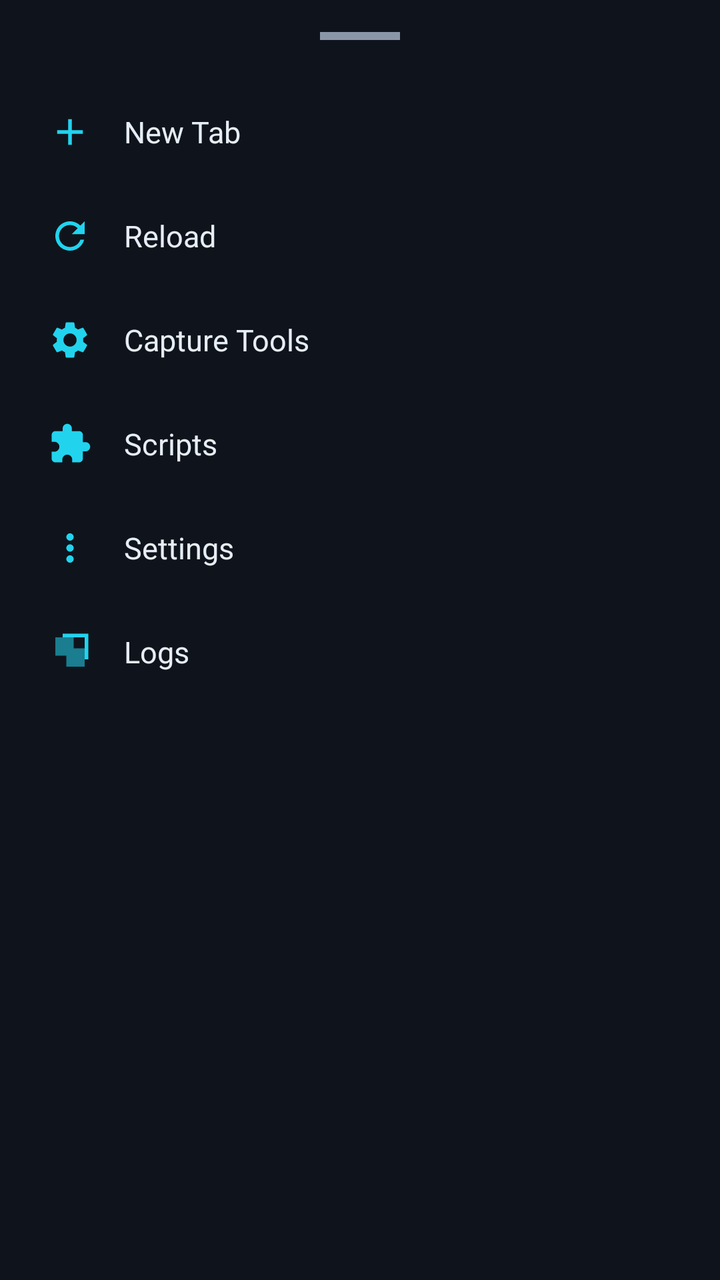
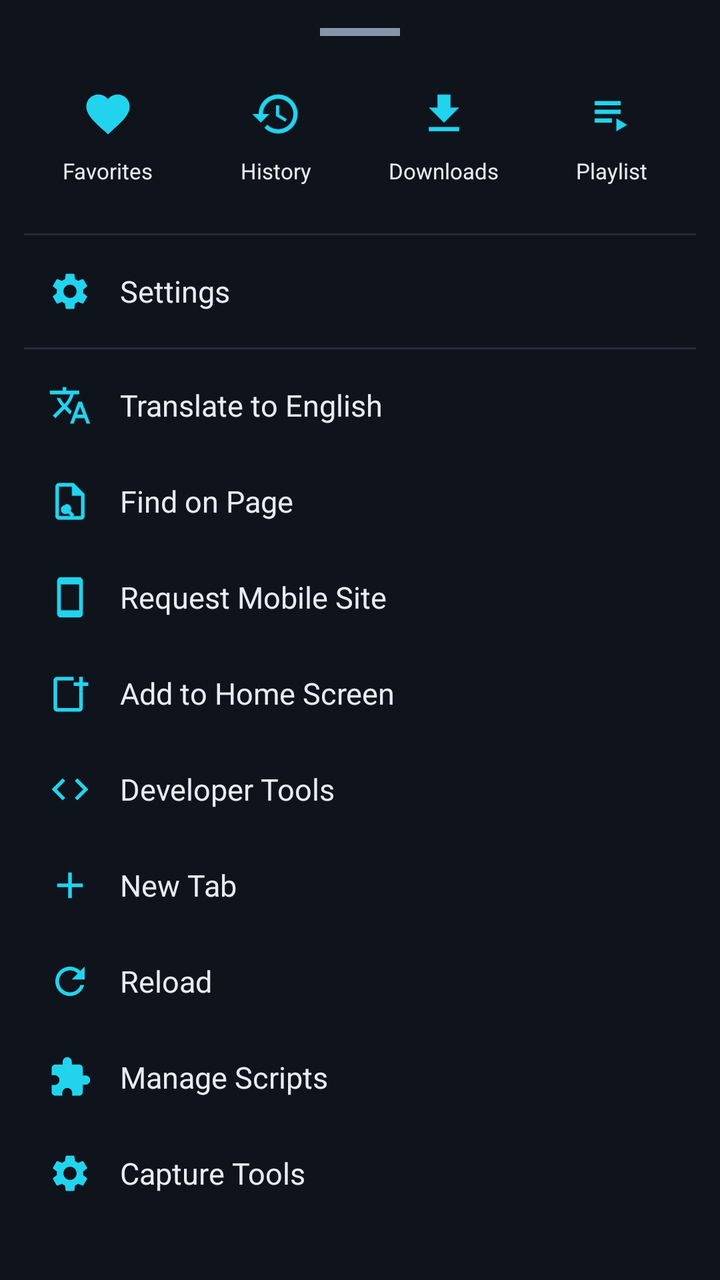

Compare the two renders of this Android layout. The source of the first and the diff that turns it into the second are given below.
<!-- AndroidManifest.xml: application theme Theme.UHCompanion -->
<!-- res/layout/dialog_main_menu.xml -->
<?xml version="1.0" encoding="utf-8"?>
<LinearLayout xmlns:android="http://schemas.android.com/apk/res/android"
    xmlns:app="http://schemas.android.com/apk/res-auto"
    android:layout_width="match_parent"
    android:layout_height="wrap_content"
    android:orientation="vertical"
    android:background="@color/surface_2"
    android:padding="16dp">

    <View
        android:layout_width="40dp"
        android:layout_height="4dp"
        android:background="@color/subtext"
        android:layout_gravity="center_horizontal"
        android:layout_marginBottom="20dp" />

    <LinearLayout
        android:id="@+id/btnNewTab"
        android:layout_width="match_parent"
        android:layout_height="52dp"
        android:orientation="horizontal"
        android:gravity="center_vertical"
        android:background="?attr/selectableItemBackground"
        android:paddingStart="8dp"
        android:paddingEnd="8dp">
        <ImageView
            android:layout_width="22dp"
            android:layout_height="22dp"
            android:src="@drawable/ic_add"
            app:tint="@color/accent" />
        <TextView
            android:layout_width="wrap_content"
            android:layout_height="wrap_content"
            android:text="New Tab"
            android:textColor="@color/text"
            android:textSize="15sp"
            android:layout_marginStart="16dp" />
    </LinearLayout>

    <LinearLayout
        android:id="@+id/btnReload"
        android:layout_width="match_parent"
        android:layout_height="52dp"
        android:orientation="horizontal"
        android:gravity="center_vertical"
        android:background="?attr/selectableItemBackground"
        android:paddingStart="8dp"
        android:paddingEnd="8dp">
        <ImageView
            android:layout_width="22dp"
            android:layout_height="22dp"
            android:src="@drawable/ic_reload"
            app:tint="@color/accent" />
        <TextView
            android:layout_width="wrap_content"
            android:layout_height="wrap_content"
            android:text="Reload"
            android:textColor="@color/text"
            android:textSize="15sp"
            android:layout_marginStart="16dp" />
    </LinearLayout>

    <LinearLayout
        android:id="@+id/btnTools"
        android:layout_width="match_parent"
        android:layout_height="52dp"
        android:orientation="horizontal"
        android:gravity="center_vertical"
        android:background="?attr/selectableItemBackground"
        android:paddingStart="8dp"
        android:paddingEnd="8dp">
        <ImageView
            android:layout_width="22dp"
            android:layout_height="22dp"
            android:src="@drawable/ic_settings"
            app:tint="@color/accent" />
        <TextView
            android:layout_width="wrap_content"
            android:layout_height="wrap_content"
            android:text="Capture Tools"
            android:textColor="@color/text"
            android:textSize="15sp"
            android:layout_marginStart="16dp" />
    </LinearLayout>

    <LinearLayout
            android:id="@+id/btnScripts"
            android:layout_width="match_parent"
            android:layout_height="52dp"
            android:orientation="horizontal"
            android:gravity="center_vertical"
            android:background="?attr/selectableItemBackground"
            android:paddingStart="8dp"
            android:paddingEnd="8dp">
            <ImageView
                android:layout_width="22dp"
                android:layout_height="22dp"
                android:src="@drawable/ic_extension_rounded"
                app:tint="@color/accent" />
            <TextView
                android:layout_width="wrap_content"
                android:layout_height="wrap_content"
                android:text="Scripts"
                android:textColor="@color/text"
                android:textSize="15sp"
                android:layout_marginStart="16dp" />
           </LinearLayout>

    <LinearLayout
        android:id="@+id/btnSettings"
        android:layout_width="match_parent"
        android:layout_height="52dp"
        android:orientation="horizontal"
        android:gravity="center_vertical"
        android:background="?attr/selectableItemBackground"
        android:paddingStart="8dp"
        android:paddingEnd="8dp">
        <ImageView
            android:layout_width="22dp"
            android:layout_height="22dp"
            android:src="@drawable/ic_menu"
            app:tint="@color/accent" />
        <TextView
            android:layout_width="wrap_content"
            android:layout_height="wrap_content"
            android:text="Settings"
            android:textColor="@color/text"
            android:textSize="15sp"
            android:layout_marginStart="16dp" />
    </LinearLayout>

    <LinearLayout
        android:id="@+id/btnLogs"
        android:layout_width="match_parent"
        android:layout_height="52dp"
        android:orientation="horizontal"
        android:gravity="center_vertical"
        android:background="?attr/selectableItemBackground"
        android:paddingStart="8dp"
        android:paddingEnd="8dp">
        <ImageView
            android:layout_width="22dp"
            android:layout_height="22dp"
            android:src="@drawable/ic_tabs"
            app:tint="@color/accent" />
        <TextView
            android:layout_width="wrap_content"
            android:layout_height="wrap_content"
            android:text="Logs"
            android:textColor="@color/text"
            android:textSize="15sp"
            android:layout_marginStart="16dp" />
    </LinearLayout>

</LinearLayout>
<!-- resources referenced by this layout -->
<resources>
  <!-- drawable ic_menu (drawable) -->
  <vector xmlns:android="http://schemas.android.com/apk/res/android"
      android:width="24dp" android:height="24dp"
      android:viewportWidth="24" android:viewportHeight="24">
      <path android:fillColor="#E6EDF5"
          android:pathData="M12,8c1.1,0 2,-0.9 2,-2s-0.9,-2 -2,-2 -2,0.9 -2,2 0.9,2 2,2zM12,10c-1.1,0 -2,0.9 -2,2s0.9,2 2,2 2,-0.9 2,-2 -0.9,-2 -2,-2zM12,16c-1.1,0 -2,0.9 -2,2s0.9,2 2,2 2,-0.9 2,-2 -0.9,-2 -2,-2z"/>
  </vector>
  <!-- unchanged entries left out for length: 12 -->
</resources>

<!-- the commit's change to res/layout/dialog_main_menu.xml (unified diff, before → after) -->
@@ -5,139 +5,374 @@
     android:layout_height="wrap_content"
     android:orientation="vertical"
     android:background="@color/surface_2"
-    android:padding="16dp">
+    android:paddingTop="14dp"
+    android:paddingBottom="16dp"
+    android:paddingStart="12dp"
+    android:paddingEnd="12dp">
 
     <View
         android:layout_width="40dp"
         android:layout_height="4dp"
         android:background="@color/subtext"
         android:layout_gravity="center_horizontal"
-        android:layout_marginBottom="20dp" />
-
-    <LinearLayout
-        android:id="@+id/btnNewTab"
-        android:layout_width="match_parent"
-        android:layout_height="52dp"
-        android:orientation="horizontal"
-        android:gravity="center_vertical"
-        android:background="?attr/selectableItemBackground"
-        android:paddingStart="8dp"
-        android:paddingEnd="8dp">
-        <ImageView
-            android:layout_width="22dp"
-            android:layout_height="22dp"
-            android:src="@drawable/ic_add"
-            app:tint="@color/accent" />
-        <TextView
-            android:layout_width="wrap_content"
-            android:layout_height="wrap_content"
-            android:text="New Tab"
-            android:textColor="@color/text"
-            android:textSize="15sp"
-            android:layout_marginStart="16dp" />
-    </LinearLayout>
-
-    <LinearLayout
-        android:id="@+id/btnReload"
-        android:layout_width="match_parent"
-        android:layout_height="52dp"
-        android:orientation="horizontal"
-        android:gravity="center_vertical"
-        android:background="?attr/selectableItemBackground"
-        android:paddingStart="8dp"
-        android:paddingEnd="8dp">
-        <ImageView
-            android:layout_width="22dp"
-            android:layout_height="22dp"
-            android:src="@drawable/ic_reload"
-            app:tint="@color/accent" />
-        <TextView
-            android:layout_width="wrap_content"
-            android:layout_height="wrap_content"
-            android:text="Reload"
-            android:textColor="@color/text"
-            android:textSize="15sp"
-            android:layout_marginStart="16dp" />
-    </LinearLayout>
-
-    <LinearLayout
-        android:id="@+id/btnTools"
-        android:layout_width="match_parent"
-        android:layout_height="52dp"
-        android:orientation="horizontal"
-        android:gravity="center_vertical"
-        android:background="?attr/selectableItemBackground"
-        android:paddingStart="8dp"
-        android:paddingEnd="8dp">
-        <ImageView
-            android:layout_width="22dp"
-            android:layout_height="22dp"
-            android:src="@drawable/ic_settings"
-            app:tint="@color/accent" />
-        <TextView
-            android:layout_width="wrap_content"
-            android:layout_height="wrap_content"
-            android:text="Capture Tools"
-            android:textColor="@color/text"
-            android:textSize="15sp"
-            android:layout_marginStart="16dp" />
-    </LinearLayout>
-
-    <LinearLayout
-            android:id="@+id/btnScripts"
-            android:layout_width="match_parent"
-            android:layout_height="52dp"
-            android:orientation="horizontal"
-            android:gravity="center_vertical"
-            android:background="?attr/selectableItemBackground"
-            android:paddingStart="8dp"
-            android:paddingEnd="8dp">
+        android:layout_marginBottom="14dp" />
+
+    <LinearLayout
+        android:layout_width="match_parent"
+        android:layout_height="wrap_content"
+        android:orientation="horizontal"
+        android:layout_marginBottom="8dp">
+
+        <LinearLayout
+            android:id="@+id/menuFavorites"
+            android:layout_width="0dp"
+            android:layout_height="wrap_content"
+            android:layout_weight="1"
+            android:orientation="vertical"
+            android:gravity="center"
+            android:paddingTop="12dp"
+            android:paddingBottom="12dp"
+            android:background="?attr/selectableItemBackgroundBorderless">
             <ImageView
-                android:layout_width="22dp"
-                android:layout_height="22dp"
-                android:src="@drawable/ic_extension_rounded"
+                android:layout_width="26dp"
+                android:layout_height="26dp"
+                android:src="@drawable/ic_favorites"
                 app:tint="@color/accent" />
             <TextView
                 android:layout_width="wrap_content"
                 android:layout_height="wrap_content"
-                android:text="Scripts"
+                android:layout_marginTop="8dp"
+                android:text="Favorites"
                 android:textColor="@color/text"
-                android:textSize="15sp"
-                android:layout_marginStart="16dp" />
-           </LinearLayout>
-
-    <LinearLayout
-        android:id="@+id/btnSettings"
-        android:layout_width="match_parent"
-        android:layout_height="52dp"
-        android:orientation="horizontal"
-        android:gravity="center_vertical"
-        android:background="?attr/selectableItemBackground"
-        android:paddingStart="8dp"
-        android:paddingEnd="8dp">
-        <ImageView
-            android:layout_width="22dp"
-            android:layout_height="22dp"
-            android:src="@drawable/ic_menu"
-            app:tint="@color/accent" />
-        <TextView
-            android:layout_width="wrap_content"
-            android:layout_height="wrap_content"
+                android:textSize="11sp" />
+        </LinearLayout>
+
+        <LinearLayout
+            android:id="@+id/menuHistory"
+            android:layout_width="0dp"
+            android:layout_height="wrap_content"
+            android:layout_weight="1"
+            android:orientation="vertical"
+            android:gravity="center"
+            android:paddingTop="12dp"
+            android:paddingBottom="12dp"
+            android:background="?attr/selectableItemBackgroundBorderless">
+            <ImageView
+                android:layout_width="26dp"
+                android:layout_height="26dp"
+                android:src="@drawable/ic_history"
+                app:tint="@color/accent" />
+            <TextView
+                android:layout_width="wrap_content"
+                android:layout_height="wrap_content"
+                android:layout_marginTop="8dp"
+                android:text="History"
+                android:textColor="@color/text"
+                android:textSize="11sp" />
+        </LinearLayout>
+
+        <LinearLayout
+            android:id="@+id/menuDownloads"
+            android:layout_width="0dp"
+            android:layout_height="wrap_content"
+            android:layout_weight="1"
+            android:orientation="vertical"
+            android:gravity="center"
+            android:paddingTop="12dp"
+            android:paddingBottom="12dp"
+            android:background="?attr/selectableItemBackgroundBorderless">
+            <ImageView
+                android:layout_width="26dp"
+                android:layout_height="26dp"
+                android:src="@drawable/ic_downloads"
+                app:tint="@color/accent" />
+            <TextView
+                android:layout_width="wrap_content"
+                android:layout_height="wrap_content"
+                android:layout_marginTop="8dp"
+                android:text="Downloads"
+                android:textColor="@color/text"
+                android:textSize="11sp" />
+        </LinearLayout>
+
+        <LinearLayout
+            android:id="@+id/menuPlaylist"
+            android:layout_width="0dp"
+            android:layout_height="wrap_content"
+            android:layout_weight="1"
+            android:orientation="vertical"
+            android:gravity="center"
+            android:paddingTop="12dp"
+            android:paddingBottom="12dp"
+            android:background="?attr/selectableItemBackgroundBorderless">
+            <ImageView
+                android:layout_width="26dp"
+                android:layout_height="26dp"
+                android:src="@drawable/ic_playlist"
+                app:tint="@color/accent" />
+            <TextView
+                android:layout_width="wrap_content"
+                android:layout_height="wrap_content"
+                android:layout_marginTop="8dp"
+                android:text="Playlist"
+                android:textColor="@color/text"
+                android:textSize="11sp" />
+        </LinearLayout>
+    </LinearLayout>
+
+    <View
+        android:layout_width="match_parent"
+        android:layout_height="1dp"
+        android:background="@color/border"
+        android:layout_marginTop="4dp"
+        android:layout_marginBottom="4dp" />
+
+    <LinearLayout
+        android:id="@+id/menuSettings"
+        android:layout_width="match_parent"
+        android:layout_height="48dp"
+        android:orientation="horizontal"
+        android:gravity="center_vertical"
+        android:background="?attr/selectableItemBackground"
+        android:paddingStart="12dp"
+        android:paddingEnd="12dp">
+        <ImageView
+            android:layout_width="22dp"
+            android:layout_height="22dp"
+            android:src="@drawable/ic_settings"
+            app:tint="@color/accent" />
+        <TextView
+            android:layout_width="wrap_content"
+            android:layout_height="wrap_content"
+            android:layout_marginStart="14dp"
             android:text="Settings"
             android:textColor="@color/text"
-            android:textSize="15sp"
-            android:layout_marginStart="16dp" />
-    </LinearLayout>
-
-    <LinearLayout
-        android:id="@+id/btnLogs"
-        android:layout_width="match_parent"
-        android:layout_height="52dp"
-        android:orientation="horizontal"
-        android:gravity="center_vertical"
-        android:background="?attr/selectableItemBackground"
-        android:paddingStart="8dp"
-        android:paddingEnd="8dp">
+            android:textSize="15sp" />
+    </LinearLayout>
+
+    <View
+        android:layout_width="match_parent"
+        android:layout_height="1dp"
+        android:background="@color/border"
+        android:layout_marginTop="4dp"
+        android:layout_marginBottom="4dp" />
+
+    <LinearLayout
+        android:id="@+id/menuTranslate"
+        android:layout_width="match_parent"
+        android:layout_height="48dp"
+        android:orientation="horizontal"
+        android:gravity="center_vertical"
+        android:background="?attr/selectableItemBackground"
+        android:paddingStart="12dp"
+        android:paddingEnd="12dp">
+        <ImageView
+            android:layout_width="22dp"
+            android:layout_height="22dp"
+            android:src="@drawable/ic_translate"
+            app:tint="@color/accent" />
+        <TextView
+            android:layout_width="wrap_content"
+            android:layout_height="wrap_content"
+            android:layout_marginStart="14dp"
+            android:text="Translate to English"
+            android:textColor="@color/text"
+            android:textSize="15sp" />
+    </LinearLayout>
+
+    <LinearLayout
+        android:id="@+id/menuFindPage"
+        android:layout_width="match_parent"
+        android:layout_height="48dp"
+        android:orientation="horizontal"
+        android:gravity="center_vertical"
+        android:background="?attr/selectableItemBackground"
+        android:paddingStart="12dp"
+        android:paddingEnd="12dp">
+        <ImageView
+            android:layout_width="22dp"
+            android:layout_height="22dp"
+            android:src="@drawable/ic_find_page"
+            app:tint="@color/accent" />
+        <TextView
+            android:layout_width="wrap_content"
+            android:layout_height="wrap_content"
+            android:layout_marginStart="14dp"
+            android:text="Find on Page"
+            android:textColor="@color/text"
+            android:textSize="15sp" />
+    </LinearLayout>
+
+    <LinearLayout
+        android:id="@+id/menuMobileSite"
+        android:layout_width="match_parent"
+        android:layout_height="48dp"
+        android:orientation="horizontal"
+        android:gravity="center_vertical"
+        android:background="?attr/selectableItemBackground"
+        android:paddingStart="12dp"
+        android:paddingEnd="12dp">
+        <ImageView
+            android:layout_width="22dp"
+            android:layout_height="22dp"
+            android:src="@drawable/ic_mobile"
+            app:tint="@color/accent" />
+        <TextView
+            android:layout_width="wrap_content"
+            android:layout_height="wrap_content"
+            android:layout_marginStart="14dp"
+            android:text="Request Mobile Site"
+            android:textColor="@color/text"
+            android:textSize="15sp" />
+    </LinearLayout>
+
+    <LinearLayout
+        android:id="@+id/menuAddHome"
+        android:layout_width="match_parent"
+        android:layout_height="48dp"
+        android:orientation="horizontal"
+        android:gravity="center_vertical"
+        android:background="?attr/selectableItemBackground"
+        android:paddingStart="12dp"
+        android:paddingEnd="12dp">
+        <ImageView
+            android:layout_width="22dp"
+            android:layout_height="22dp"
+            android:src="@drawable/ic_add_home"
+            app:tint="@color/accent" />
+        <TextView
+            android:layout_width="wrap_content"
+            android:layout_height="wrap_content"
+            android:layout_marginStart="14dp"
+            android:text="Add to Home Screen"
+            android:textColor="@color/text"
+            android:textSize="15sp" />
+    </LinearLayout>
+
+    <LinearLayout
+        android:id="@+id/menuDevTools"
+        android:layout_width="match_parent"
+        android:layout_height="48dp"
+        android:orientation="horizontal"
+        android:gravity="center_vertical"
+        android:background="?attr/selectableItemBackground"
+        android:paddingStart="12dp"
+        android:paddingEnd="12dp">
+        <ImageView
+            android:layout_width="22dp"
+            android:layout_height="22dp"
+            android:src="@drawable/ic_devtools"
+            app:tint="@color/accent" />
+        <TextView
+            android:layout_width="wrap_content"
+            android:layout_height="wrap_content"
+            android:layout_marginStart="14dp"
+            android:text="Developer Tools"
+            android:textColor="@color/text"
+            android:textSize="15sp" />
+    </LinearLayout>
+
+    <LinearLayout
+        android:id="@+id/menuNewTab"
+        android:layout_width="match_parent"
+        android:layout_height="48dp"
+        android:orientation="horizontal"
+        android:gravity="center_vertical"
+        android:background="?attr/selectableItemBackground"
+        android:paddingStart="12dp"
+        android:paddingEnd="12dp">
+        <ImageView
+            android:layout_width="22dp"
+            android:layout_height="22dp"
+            android:src="@drawable/ic_add"
+            app:tint="@color/accent" />
+        <TextView
+            android:layout_width="wrap_content"
+            android:layout_height="wrap_content"
+            android:layout_marginStart="14dp"
+            android:text="New Tab"
+            android:textColor="@color/text"
+            android:textSize="15sp" />
+    </LinearLayout>
+
+    <LinearLayout
+        android:id="@+id/menuReload"
+        android:layout_width="match_parent"
+        android:layout_height="48dp"
+        android:orientation="horizontal"
+        android:gravity="center_vertical"
+        android:background="?attr/selectableItemBackground"
+        android:paddingStart="12dp"
+        android:paddingEnd="12dp">
+        <ImageView
+            android:layout_width="22dp"
+            android:layout_height="22dp"
+            android:src="@drawable/ic_reload"
+            app:tint="@color/accent" />
+        <TextView
+            android:layout_width="wrap_content"
+            android:layout_height="wrap_content"
+            android:layout_marginStart="14dp"
+            android:text="Reload"
+            android:textColor="@color/text"
+            android:textSize="15sp" />
+    </LinearLayout>
+
+    <LinearLayout
+        android:id="@+id/menuScripts"
+        android:layout_width="match_parent"
+        android:layout_height="48dp"
+        android:orientation="horizontal"
+        android:gravity="center_vertical"
+        android:background="?attr/selectableItemBackground"
+        android:paddingStart="12dp"
+        android:paddingEnd="12dp">
+        <ImageView
+            android:layout_width="22dp"
+            android:layout_height="22dp"
+            android:src="@drawable/ic_extension_rounded"
+            app:tint="@color/accent" />
+        <TextView
+            android:layout_width="wrap_content"
+            android:layout_height="wrap_content"
+            android:layout_marginStart="14dp"
+            android:text="Manage Scripts"
+            android:textColor="@color/text"
+            android:textSize="15sp" />
+    </LinearLayout>
+
+    <LinearLayout
+        android:id="@+id/menuTools"
+        android:layout_width="match_parent"
+        android:layout_height="48dp"
+        android:orientation="horizontal"
+        android:gravity="center_vertical"
+        android:background="?attr/selectableItemBackground"
+        android:paddingStart="12dp"
+        android:paddingEnd="12dp">
+        <ImageView
+            android:layout_width="22dp"
+            android:layout_height="22dp"
+            android:src="@drawable/ic_settings"
+            app:tint="@color/accent" />
+        <TextView
+            android:layout_width="wrap_content"
+            android:layout_height="wrap_content"
+            android:layout_marginStart="14dp"
+            android:text="Capture Tools"
+            android:textColor="@color/text"
+            android:textSize="15sp" />
+    </LinearLayout>
+
+    <LinearLayout
+        android:id="@+id/menuLogs"
+        android:layout_width="match_parent"
+        android:layout_height="48dp"
+        android:orientation="horizontal"
+        android:gravity="center_vertical"
+        android:background="?attr/selectableItemBackground"
+        android:paddingStart="12dp"
+        android:paddingEnd="12dp">
         <ImageView
             android:layout_width="22dp"
             android:layout_height="22dp"
@@ -146,10 +381,10 @@
         <TextView
             android:layout_width="wrap_content"
             android:layout_height="wrap_content"
+            android:layout_marginStart="14dp"
             android:text="Logs"
             android:textColor="@color/text"
-            android:textSize="15sp"
-            android:layout_marginStart="16dp" />
+            android:textSize="15sp" />
     </LinearLayout>
 
 </LinearLayout>
<!-- resource entries referenced after the edit -->
@@ -1,11 +1,72 @@
 <!-- resources referenced by this layout -->
 <resources>
-  <!-- drawable ic_menu (drawable) -->
+  <color name="border">#232B38</color>
+  <!-- drawable ic_add_home (drawable) -->
   <vector xmlns:android="http://schemas.android.com/apk/res/android"
       android:width="24dp" android:height="24dp"
       android:viewportWidth="24" android:viewportHeight="24">
       <path android:fillColor="#E6EDF5"
-          android:pathData="M12,8c1.1,0 2,-0.9 2,-2s-0.9,-2 -2,-2 -2,0.9 -2,2 0.9,2 2,2zM12,10c-1.1,0 -2,0.9 -2,2s0.9,2 2,2 2,-0.9 2,-2 -0.9,-2 -2,-2zM12,16c-1.1,0 -2,0.9 -2,2s0.9,2 2,2 2,-0.9 2,-2 -0.9,-2 -2,-2z"/>
+          android:pathData="M17,11h2v9c0,1.1 -0.9,2 -2,2H5c-1.1,0 -2,-0.9 -2,-2V5c0,-1.1 0.9,-2 2,-2h9v2H5v15h12v-9z"/>
+      <path android:fillColor="#E6EDF5"
+          android:pathData="M19,3h-2v3h-3v2h3v3h2v-3h3V6h-3z"/>
+  </vector>
+  <!-- drawable ic_devtools (drawable) -->
+  <vector xmlns:android="http://schemas.android.com/apk/res/android"
+      android:width="24dp" android:height="24dp"
+      android:viewportWidth="24" android:viewportHeight="24">
+      <path android:fillColor="#E6EDF5"
+          android:pathData="M9.4,16.6L4.8,12l4.6,-4.6L8,6l-6,6 6,6 1.4,-1.4zM14.6,16.6l4.6,-4.6 -4.6,-4.6L16,6l6,6 -6,6 -1.4,-1.4z"/>
+  </vector>
+  <!-- drawable ic_downloads (drawable) -->
+  <vector xmlns:android="http://schemas.android.com/apk/res/android"
+      android:width="24dp" android:height="24dp"
+      android:viewportWidth="24" android:viewportHeight="24">
+      <path android:fillColor="#FFFFFF"
+          android:pathData="M19,9h-4V3H9v6H5l7,7 7,-7zM5,18v2h14v-2H5z"/>
+  </vector>
+  <!-- drawable ic_favorites (drawable) -->
+  <vector xmlns:android="http://schemas.android.com/apk/res/android"
+      android:width="24dp" android:height="24dp"
+      android:viewportWidth="24" android:viewportHeight="24">
+      <path android:fillColor="#E6EDF5"
+          android:pathData="M12,21.35l-1.45,-1.32C5.4,15.36 2,12.28 2,8.5 2,5.42 4.42,3 7.5,3c1.74,0 3.41,0.81 4.5,2.09C13.09,3.81 14.76,3 16.5,3 19.58,3 22,5.42 22,8.5c0,3.78 -3.4,6.86 -8.55,11.54L12,21.35z"/>
+  </vector>
+  <!-- drawable ic_find_page (drawable) -->
+  <vector xmlns:android="http://schemas.android.com/apk/res/android"
+      android:width="24dp" android:height="24dp"
+      android:viewportWidth="24" android:viewportHeight="24">
+      <path android:fillColor="#E6EDF5"
+          android:pathData="M14,2H6C4.9,2 4.01,2.9 4.01,4L4,20c0,1.1 0.89,2 1.99,2H18c1.1,0 2,-0.9 2,-2V8l-6,-6zM6,20V4h7v5h5v11H6z"/>
+      <path android:fillColor="#E6EDF5"
+          android:pathData="M9.5,14c-1.38,0 -2.5,1.12 -2.5,2.5s1.12,2.5 2.5,2.5c0.51,0 0.99,-0.15 1.38,-0.42L12.96,20.66 14.37,19.25l-2.05,-2.05C12.55,16.83 12.7,16.43 12.7,16c0,-1.38 -1.12,-2.5 -2.5,-2.5h-0.7z"/>
+  </vector>
+  <!-- drawable ic_history (drawable) -->
+  <vector xmlns:android="http://schemas.android.com/apk/res/android"
+      android:width="24dp" android:height="24dp"
+      android:viewportWidth="24" android:viewportHeight="24">
+      <path android:fillColor="#FFFFFF"
+          android:pathData="M13,3c-4.97,0 -9,4.03 -9,9H1l3.89,3.89 0.07,0.14L9,12H6c0,-3.87 3.13,-7 7,-7s7,3.13 7,7 -3.13,7 -7,7c-1.93,0 -3.68,-0.79 -4.94,-2.06l-1.42,1.42C8.27,19.99 10.51,21 13,21c4.97,0 9,-4.03 9,-9s-4.03,-9 -9,-9zM12,8v5l4.28,2.54 0.72,-1.21 -3.5,-2.08V8H12z"/>
+  </vector>
+  <!-- drawable ic_mobile (drawable) -->
+  <vector xmlns:android="http://schemas.android.com/apk/res/android"
+      android:width="24dp" android:height="24dp"
+      android:viewportWidth="24" android:viewportHeight="24">
+      <path android:fillColor="#E6EDF5"
+          android:pathData="M17,1.01L7,1c-1.1,0 -2,0.9 -2,2v18c0,1.1 0.9,2 2,2h10c1.1,0 2,-0.9 2,-2V3c0,-1.1 -0.9,-1.99 -2,-1.99zM17,19H7V5h10v14z"/>
+  </vector>
+  <!-- drawable ic_playlist (drawable) -->
+  <vector xmlns:android="http://schemas.android.com/apk/res/android"
+      android:width="24dp" android:height="24dp"
+      android:viewportWidth="24" android:viewportHeight="24">
+      <path android:fillColor="#FFFFFF"
+          android:pathData="M4,10h12v2H4zM4,6h12v2H4zM4,14h8v2H4zM14,14v6l5,-3z"/>
+  </vector>
+  <!-- drawable ic_translate (drawable) -->
+  <vector xmlns:android="http://schemas.android.com/apk/res/android"
+      android:width="24dp" android:height="24dp"
+      android:viewportWidth="24" android:viewportHeight="24">
+      <path android:fillColor="#E6EDF5"
+          android:pathData="M12.87,15.07l-2.54,-2.51 0.03,-0.03c1.74,-1.94 2.98,-4.17 3.71,-6.53H17V4h-7V2H8v2H1v1.99h11.17C11.5,7.92 10.44,9.75 9,11.35 8.07,10.32 7.3,9.19 6.69,8h-2c0.73,1.63 1.73,3.17 2.98,4.56l-5.09,5.02L4,19l5,-5 3.11,3.11 0.76,-2.04zM18.5,10h-2L12,22h2l1.12,-3h4.75L21,22h2l-4.5,-12zM15.88,17l1.62,-4.33L19.12,17h-3.24z"/>
   </vector>
   <!-- unchanged entries left out for length: 12 -->
 </resources>
